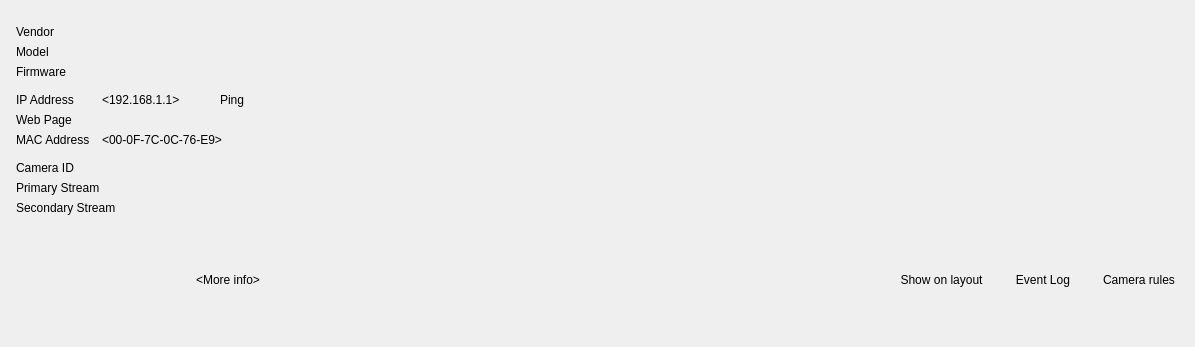
Qt form client/nx_client_desktop/src/nx/client/desktop/resource_properties/camera/widgets/camera_info_widget.ui (networkoptix/nx_open) before a commit.
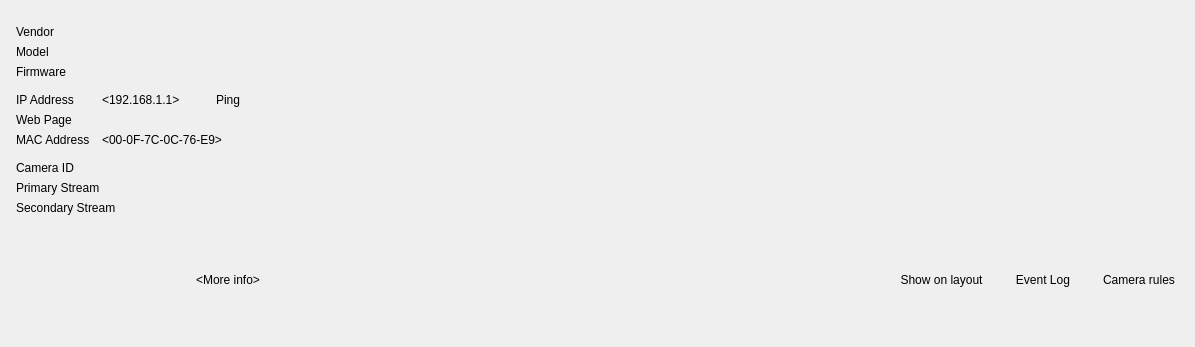
The same form after that commit. The open tabs and pages were chosen to show the change. Custom widgets are drawn as their Qt base class.

Commit message:
VMS-CR-10567: New camera settings: some UI fixes for General tab
<==== Mercurial data ====>
Branch: vms

What changed in the file:
```diff
--- a/client/nx_client_desktop/src/nx/client/desktop/resource_properties/camera/widgets/camera_info_widget.ui
+++ b/client/nx_client_desktop/src/nx/client/desktop/resource_properties/camera/widgets/camera_info_widget.ui
@@ -265,7 +265,7 @@
            </property>
            <layout class="QHBoxLayout" name="ipAddressDetailLayout">
             <property name="spacing">
-             <number>12</number>
+             <number>8</number>
             </property>
             <property name="leftMargin">
              <number>0</number>
```
Left out of the diff: 12 changed lines with no effect on the pictures.
